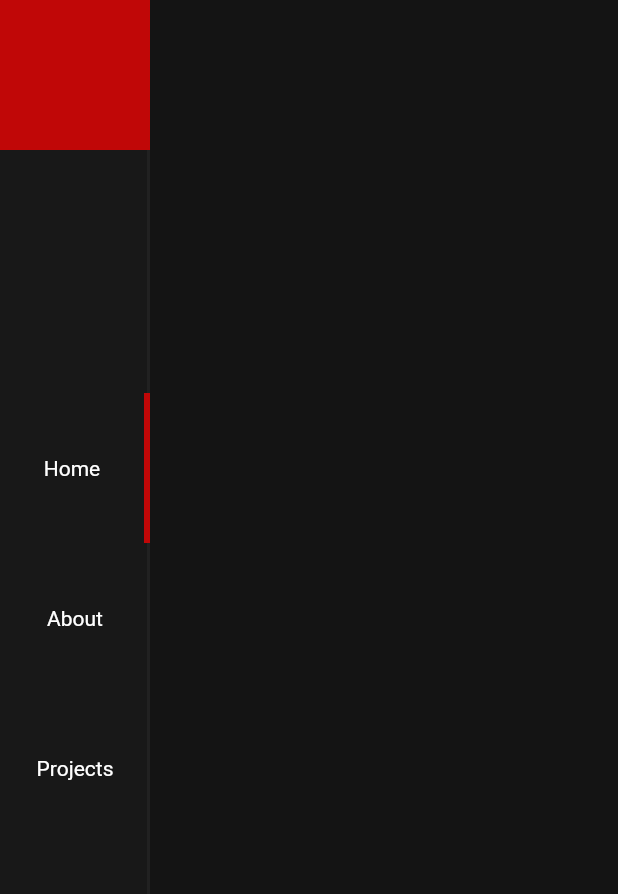
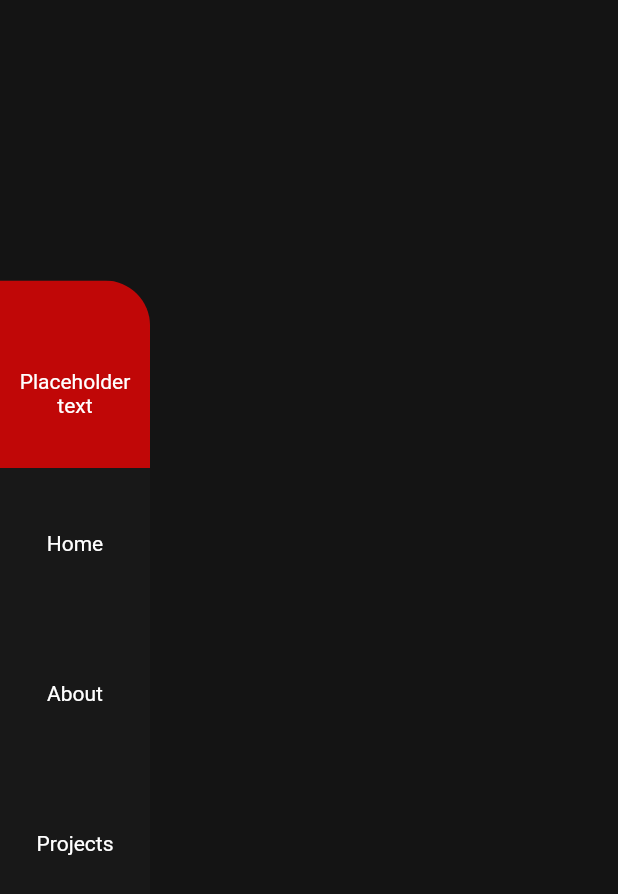
Before and after one commit to Redomic/redomic-portfolio, a Flutter app: the DesktopView screen opened directly, on a phone screen of 412 x 824 dp. Shown: the top 894 px of the screen. Run offline on Flutter 3.47's test engine with Material 2 defaults, Android fonts, the phone set to English and light mode, and no system bars.

Commit message:
add better navbar and logic

```diff
--- /dev/null
+++ b/lib/constants/user_config.dart
@@ -0,0 +1,4 @@
+class NavbarConfig {
+  static double navbarWidth = 100.0;
+  static double navbarHeight = 450.0;
+}
--- a/lib/pages/master_page.dart
+++ b/lib/pages/master_page.dart
@@ -10,12 +10,6 @@ import 'about_page.dart';
 import 'projects_page.dart';
 
 class MasterPage extends StatefulWidget {
-  final double navbarWidth;
-
-  MasterPage({
-    required this.navbarWidth,
-  });
-
   @override
   _MasterPageState createState() => _MasterPageState();
 }
@@ -27,7 +21,7 @@ class _MasterPageState extends State<MasterPage> {
         Provider.of<UserPageControllerProvider>(context).pageController;
 
     final mediaQuery = MediaQuery.of(context);
-    final screenWidth = mediaQuery.size.width - widget.navbarWidth;
+    final screenWidth = mediaQuery.size.width;
     final screenHeight = mediaQuery.size.height;
 
     final sections = <PageSection>[
--- a/lib/widgets/desktop_nav_bar.dart
+++ b/lib/widgets/desktop_nav_bar.dart
@@ -1,67 +1,74 @@
 import 'package:flutter/material.dart';
+import 'package:provider/provider.dart';
 
 import '../constants/user_colors.dart';
+import '../constants/user_config.dart';
+
+import '../providers/page_controller.dart';
 
 import 'desktop_nav_bar_item.dart';
 
 class DesktopNavbar extends StatefulWidget {
-  final double navbarWidth;
-
-  DesktopNavbar(
-    this.navbarWidth,
-  );
-
   @override
   _DesktopNavbarState createState() => _DesktopNavbarState();
 }
 
 class _DesktopNavbarState extends State<DesktopNavbar> {
+  final double navbarWidth = NavbarConfig.navbarWidth;
+  final double navbarHeight = NavbarConfig.navbarHeight;
+
   @override
   Widget build(BuildContext context) {
-    return Stack(
+    return Align(
+      alignment: Alignment.centerLeft,
+      child: Stack(
         children: [
-        // MAIN BAR
           Container(
-          height: double.infinity,
-          width: widget.navbarWidth,
+            height: navbarHeight,
+            width: navbarWidth,
             decoration: BoxDecoration(
               color: UserColors.navBarColor,
-            border: Border(
-              right: BorderSide(color: UserColors.navBarBorderColor, width: 2),
+              borderRadius: BorderRadius.only(
+                topRight: Radius.circular(30),
+                bottomRight: Radius.circular(30),
               ),
             ),
           ),
-
-        // LOGO BUTTON
-        Column(
-          mainAxisAlignment: MainAxisAlignment.start,
-          children: [
-            DesktopNavbarLogoItem(widget.navbarWidth),
+          ClipRRect(
+            borderRadius: BorderRadius.only(
+              topRight: Radius.circular(30),
+            ),
+            child: Container(
+              height: navbarWidth + 25,
+              width: navbarWidth,
+              color: UserColors.accentRedColor,
+            ),
+          ),
+          NavbarButtonsHolder(navbarWidth, navbarHeight),
         ],
       ),
-
-        // PAGE BUTTONS
-        NavbarButtonsHolder(widget.navbarWidth),
-      ],
     );
   }
 }
 
 class NavbarButtonsHolder extends StatelessWidget {
   final double navbarWidth;
+  final double navbarHeight;
 
   NavbarButtonsHolder(
     this.navbarWidth,
+    this.navbarHeight,
   );
 
   @override
   Widget build(BuildContext context) {
     return Container(
-      height: double.infinity,
+      height: navbarHeight,
       width: navbarWidth,
       child: Column(
         mainAxisAlignment: MainAxisAlignment.center,
         children: [
+          DesktopNavbarLogoItem(navbarWidth),
           DesktopNavbarButtonItem(
             itemText: 'Home',
             index: 0,
--- a/lib/widgets/desktop_nav_bar_item.dart
+++ b/lib/widgets/desktop_nav_bar_item.dart
@@ -1,7 +1,5 @@
 import 'package:flutter/material.dart';
 import 'package:provider/provider.dart';
-
-import '../constants/user_colors.dart';
 
 import '../providers/page_controller.dart';
 
@@ -19,7 +17,6 @@ class DesktopNavbarButtonItem extends StatelessWidget {
   @override
   Widget build(BuildContext context) {
     final pageProvider = Provider.of<UserPageControllerProvider>(context);
-    bool onIndex = pageProvider.onIndex(index);
 
     return InkWell(
       onTap: () {
@@ -29,23 +26,15 @@ class DesktopNavbarButtonItem extends StatelessWidget {
           curve: Curves.decelerate,
         );
         pageProvider.changePageIndexTo(index);
+        print(pageProvider.getCurrentPage);
       },
       child: Container(
-        decoration: BoxDecoration(
-          border: onIndex
-              ? Border(
-                  right: BorderSide(
-                    color: UserColors.accentRedColor,
-                    width: 4,
-                  ),
-                )
-              : null,
-        ),
         height: navbarWidth,
         width: navbarWidth,
         child: Center(
           child: Text(
             itemText,
+            textAlign: TextAlign.center,
             style: TextStyle(color: Colors.white),
           ),
         ),
@@ -66,10 +55,11 @@ class DesktopNavbarLogoItem extends StatelessWidget {
       child: Container(
         height: navbarWidth,
         width: navbarWidth,
-        decoration: BoxDecoration(
-          color: UserColors.accentRedColor,
-          border: Border(
-            right: BorderSide(color: UserColors.accentRedColor, width: 2),
+        child: Center(
+          child: Text(
+            'Placeholder text',
+            textAlign: TextAlign.center,
+            style: TextStyle(color: Colors.white),
           ),
         ),
       ),
--- a/lib/widgets/desktop_view.dart
+++ b/lib/widgets/desktop_view.dart
@@ -11,16 +11,11 @@ class DesktopView extends StatefulWidget {
 class _DesktopViewState extends State<DesktopView> {
   @override
   Widget build(BuildContext context) {
-    final navbarWidth = 100.0;
     return Scaffold(
-      body: Row(
+      body: Stack(
         children: [
-          DesktopNavbar(
-            navbarWidth,
-          ),
-          MasterPage(
-            navbarWidth: navbarWidth,
-          ),
+          MasterPage(),
+          DesktopNavbar(),
         ],
       ),
     );
--- a/lib/widgets/mobile_view.dart
+++ b/lib/widgets/mobile_view.dart
@@ -12,9 +12,7 @@ class _MobileViewState extends State<MobileView> {
   @override
   Widget build(BuildContext context) {
     return Scaffold(
-      body: MasterPage(
-        navbarWidth: navbarWidth,
-      ),
+      body: MasterPage(),
     );
   }
 }
```
Lines whose indentation alone changed are shown as unchanged.
